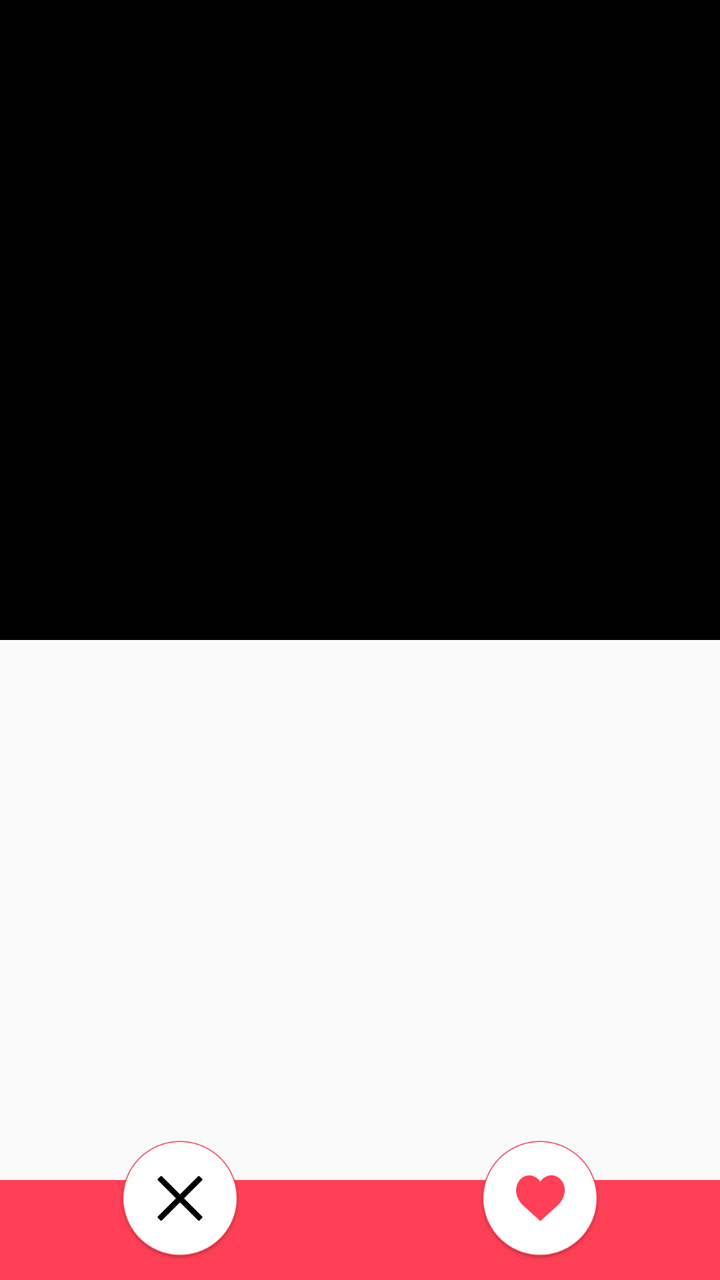
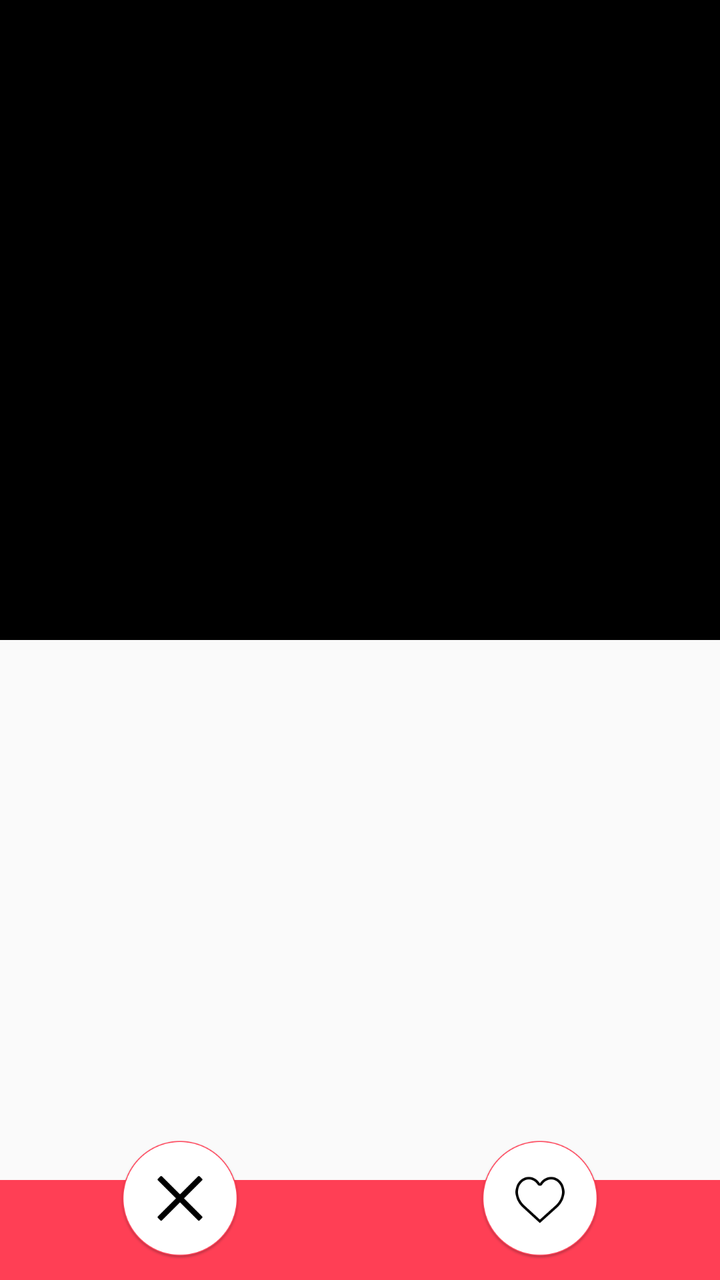

Before-and-after screenshots of an Android layout around one commit, followed by the original layout XML and the change that was made.
<!-- AndroidManifest.xml: application theme AppTheme -->
<!-- res/layout/content_activity_profile.xml -->
<?xml version="1.0" encoding="utf-8"?>
<LinearLayout xmlns:android="http://schemas.android.com/apk/res/android"
    xmlns:app="http://schemas.android.com/apk/res-auto"
    android:orientation="vertical"
    android:layout_width="match_parent"
    android:layout_height="match_parent"
    app:layout_behavior="@string/appbar_scrolling_view_behavior">



    <LinearLayout
        android:layout_width="match_parent"
        android:layout_height="match_parent"
        android:background="@color/black"
        android:layout_weight="0.4">
        <android.support.v4.view.ViewPager
            android:id="@+id/ViewPager"
            android:layout_width="match_parent"
            android:layout_height="match_parent" />
    </LinearLayout>
    <LinearLayout
        android:layout_width="match_parent"
        android:layout_height="match_parent"
        android:layout_marginLeft="10dp"
        android:layout_marginRight="10dp"
        android:orientation="vertical"
        android:layout_weight="0.5">
        <LinearLayout
            android:layout_width="match_parent"
            android:orientation="horizontal"
            android:layout_height="wrap_content">
        <TextView
            android:id="@+id/userProfileName"
            android:layout_width="wrap_content"
            android:layout_height="wrap_content"
            android:text=""
            android:textColor="@color/black"
            android:singleLine="true"
            android:padding="2dp"
            android:textAppearance="?android:textAppearanceMedium"/>
            <TextView
                android:id="@+id/userAge"
                android:layout_width="wrap_content"
                android:layout_height="wrap_content"
                android:text=""
                android:textColor="@color/black"
                android:singleLine="true"
                android:padding="2dp"
                android:textAppearance="?android:textAppearanceMedium"/>
            </LinearLayout>
        <LinearLayout
            android:layout_width="match_parent"
            android:orientation="horizontal"
            android:layout_height="wrap_content">
        <TextView
            android:id="@+id/distance"
            android:layout_width="wrap_content"
            android:layout_height="wrap_content"
            android:text=""
            android:singleLine="true"
            android:textColor="@color/text_view_color"
            android:padding="2dp"
            android:textAppearance="?android:textAppearanceSmall"/>
        <TextView
            android:id="@+id/pingtime"
            android:layout_width="wrap_content"
            android:layout_height="wrap_content"
            android:text=""
            android:textColor="@color/text_view_color"
            android:padding="2dp"
            android:singleLine="true"
            android:textAppearance="?android:textAppearanceSmall"/>
        </LinearLayout>
        <TextView
            android:id="@+id/status"
            android:layout_width="match_parent"
            android:layout_height="wrap_content"
            android:text=""
            android:textColor="@color/text_view_color"
            android:padding="2dp"
            android:textAppearance="?android:textAppearanceMedium"/>
    </LinearLayout>


    <RelativeLayout
        android:layout_width="match_parent"
        android:layout_height="80dp">
        <RelativeLayout
            android:layout_width="match_parent"
            android:layout_height="50dp"
            android:layout_alignParentBottom="true"
            android:layout_alignParentLeft="true"
            android:background="@color/colorAccent"
            android:layout_alignParentStart="true">
        </RelativeLayout>
        <LinearLayout
            android:layout_width="match_parent"
            android:orientation="horizontal"
            android:layout_height="match_parent">
        <LinearLayout
            android:layout_width="match_parent"
            android:gravity="center"
            android:id="@+id/reject_rl"
            android:layout_weight="0.5"
            android:layout_height="match_parent">
        <ImageView
            android:layout_width="60dp"
            android:layout_height="80dp"
            android:src="@mipmap/profile_reject_btn" />
        </LinearLayout>
        <LinearLayout
            android:id="@+id/like_rl"
            android:layout_width="match_parent"
            android:gravity="center"
            android:layout_height="match_parent"
            android:layout_weight="0.5">
            <ImageView
                android:layout_width="60dp"
                android:layout_height="80dp"
                android:src="@mipmap/profile_like_btn" />
        </LinearLayout>
        </LinearLayout>
    </RelativeLayout>


</LinearLayout>
<!-- resources referenced by this layout -->
<resources>
  <color name="black">#000000</color>
  <color name="colorAccent">#ff3f55</color>
  <color name="text_view_color">#404040</color>
  <!-- mipmap profile_like_btn: png bitmap (mipmap-hdpi, 25610 bytes) -->
  <!-- mipmap profile_reject_btn: png bitmap (mipmap-hdpi, 25362 bytes) -->
  <style name="AppTheme" parent="Theme.AppCompat.Light.DarkActionBar">
          
          <item name="colorPrimary">@color/colorPrimary</item>
          <item name="colorPrimaryDark">@color/colorPrimaryDark</item>
          <item name="colorAccent">@color/colorAccent</item>
      </style>
  <color name="colorPrimary">#ff3f55</color>
  <color name="colorPrimaryDark">#ff3f55</color>
</resources>

<!-- the commit's change to res/layout/content_activity_profile.xml (unified diff, before → after) -->
@@ -115,9 +115,11 @@
             android:layout_height="match_parent"
             android:layout_weight="0.5">
             <ImageView
+                android:id="@+id/likeUser"
                 android:layout_width="60dp"
                 android:layout_height="80dp"
-                android:src="@mipmap/profile_like_btn" />
+                android:src="@mipmap/profile_like_btns" />
+
         </LinearLayout>
         </LinearLayout>
     </RelativeLayout>
<!-- resource entries referenced after the edit -->
@@ -3,7 +3,7 @@
   <color name="black">#000000</color>
   <color name="colorAccent">#ff3f55</color>
   <color name="text_view_color">#404040</color>
-  <!-- mipmap profile_like_btn: png bitmap (mipmap-hdpi, 25610 bytes) -->
+  <!-- mipmap profile_like_btns: png bitmap (mipmap-hdpi, 64166 bytes) -->
   <!-- mipmap profile_reject_btn: png bitmap (mipmap-hdpi, 25362 bytes) -->
   <style name="AppTheme" parent="Theme.AppCompat.Light.DarkActionBar">
           
